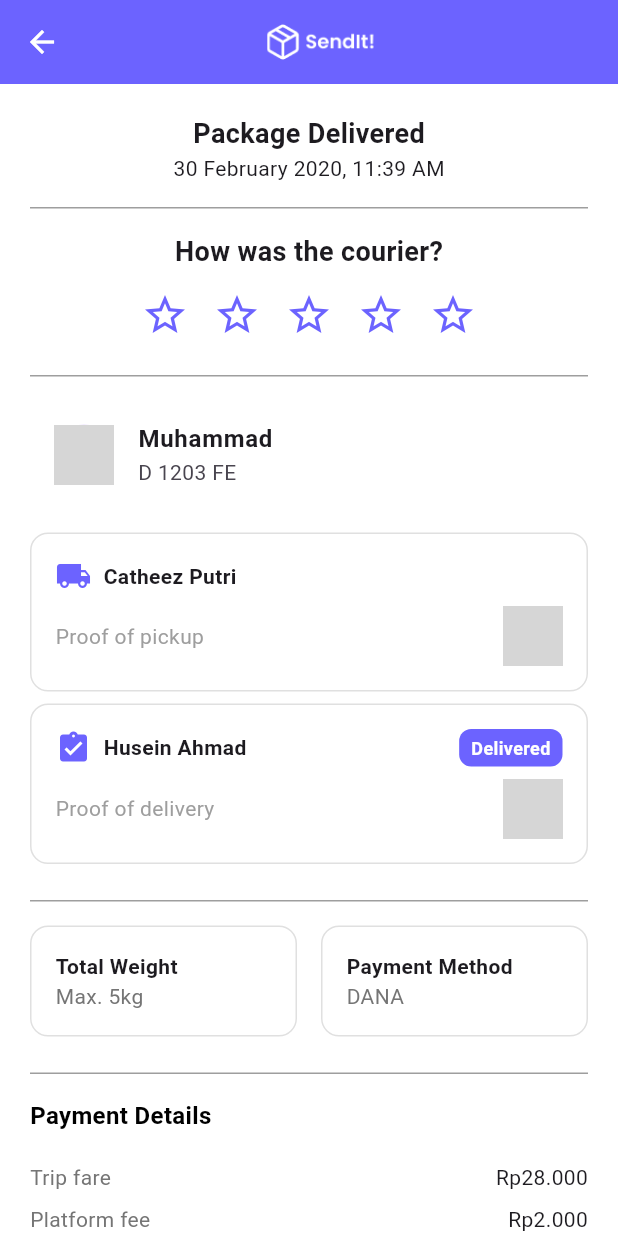
After one commit to Nizar-Rasyiid/sendit_mobile, a Flutter app: the ReviewPage screen opened directly, on a phone screen of 412 x 824 dp. The commit adds this screen. Run offline on Flutter 3.47's test engine with Material 3 defaults, Android fonts, the phone set to English and light mode, and no system bars; our stand-ins replace flutter_local_notifications, flutter_timezone, phosphor_flutter, timezone, wave; grey boxes are pictures that could not be loaded.

```diff
--- a/lib/auth/LoginKurir.dart
+++ b/lib/auth/LoginKurir.dart
@@ -1,8 +1,5 @@
 import 'package:flutter/material.dart';
-
-import 'package:sendit/auth/RegisterKurir.dart';
-
-
+import 'package:sendit/Kurir/Auth/RegisterKurir.dart';
 import 'package:sendit/main.dart';
 import 'package:sendit/auth/forgotpw.dart';
 
@@ -129,7 +126,6 @@ class _LoginKurirState extends State<LoginKurir> {
                 const SizedBox(height: 24),
                 ElevatedButton(
                   onPressed: () {
-
                   },
                   style: ElevatedButton.styleFrom(
                     backgroundColor: const Color.fromARGB(255, 66, 72, 255),
--- /dev/null
+++ b/lib/home/review.dart
@@ -0,0 +1,353 @@
+import 'package:flutter/material.dart';
+
+class ReviewPage extends StatefulWidget {
+  const ReviewPage({Key? key}) : super(key: key);
+
+  @override
+  _ReviewPageState createState() => _ReviewPageState();
+}
+
+class _ReviewPageState extends State<ReviewPage> {
+  int rating = 0;
+
+  @override
+  Widget build(BuildContext context) {
+    return Scaffold(
+      backgroundColor: const Color(0xFF6C63FF),
+      appBar: AppBar(
+        backgroundColor: Colors.transparent,
+        elevation: 0,
+        title: Center(
+          child: Image.asset(
+            'assets/sendit.png',
+            height: 24,
+            color: Colors.white,
+          ),
+        ),
+        leading: IconButton(
+          icon: const Icon(Icons.arrow_back, color: Colors.white),
+          onPressed: () => Navigator.pop(context),
+        ),
+        actions: [
+          const SizedBox(width: 40),
+        ],
+      ),
+      body: Container(
+        width: double.infinity,
+        decoration: const BoxDecoration(
+          color: Colors.white,
+        ),
+        child: SingleChildScrollView(
+          padding: const EdgeInsets.all(20),
+          child: Column(
+            crossAxisAlignment: CrossAxisAlignment.start,
+            children: [
+              // Group A
+              Container(
+                decoration: const BoxDecoration(
+                  border:
+                      Border(bottom: BorderSide(color: Colors.grey, width: 1)),
+                ),
+                padding: const EdgeInsets.only(bottom: 16),
+                child: Column(
+                  children: const [
+                    Center(
+                      child: Text(
+                        'Package Delivered',
+                        style: TextStyle(
+                          fontSize: 18,
+                          fontWeight: FontWeight.bold,
+                        ),
+                      ),
+                    ),
+                    Center(
+                      child: Text(
+                        '30 February 2020, 11:39 AM',
+                        style: TextStyle(fontSize: 14),
+                      ),
+                    ),
+                  ],
+                ),
+              ),
+              const SizedBox(height: 16),
+
+              // Group B
+              Container(
+                decoration: const BoxDecoration(
+                  border:
+                      Border(bottom: BorderSide(color: Colors.grey, width: 1)),
+                ),
+                padding: const EdgeInsets.only(bottom: 16),
+                child: Column(
+                  children: [
+                    const Center(
+                      child: Text(
+                        'How was the courier?',
+                        style: TextStyle(
+                          fontSize: 18,
+                          fontWeight: FontWeight.bold,
+                        ),
+                      ),
+                    ),
+                    const SizedBox(height: 5),
+                    Row(
+                      mainAxisAlignment: MainAxisAlignment.center,
+                      children: List.generate(5, (index) {
+                        return IconButton(
+                          icon: Icon(
+                            index < rating ? Icons.star : Icons.star_border,
+                            color: const Color(0xFF6C63FF),
+                            size: 32,
+                          ),
+                          onPressed: () {
+                            setState(() {
+                              rating = index + 1;
+                            });
+                          },
+                        );
+                      }),
+                    ),
+                  ],
+                ),
+              ),
+              const SizedBox(height: 16),
+
+              // Group C
+              Container(
+                decoration: const BoxDecoration(
+                  border:
+                      Border(bottom: BorderSide(color: Colors.grey, width: 1)),
+                ),
+                padding: const EdgeInsets.only(bottom: 16),
+                child: Column(
+                  children: [
+                    ListTile(
+                      leading: const CircleAvatar(
+                        backgroundImage: AssetImage('assets/courier.png'),
+                      ),
+                      title: const Text(
+                        'Muhammad',
+                        style: TextStyle(fontWeight: FontWeight.bold),
+                      ),
+                      subtitle: const Text('D 1203 FE'),
+                    ),
+                    const SizedBox(height: 16),
+                    _buildDeliveryInfo('Catheez Putri', 'Proof of pickup'),
+                    _buildDeliveryInfo('Husein Ahmad', 'Proof of delivery',
+                        delivered: true),
+                  ],
+                ),
+              ),
+              const SizedBox(height: 16),
+
+              // Group D
+              Container(
+                decoration: const BoxDecoration(
+                  border:
+                      Border(bottom: BorderSide(color: Colors.grey, width: 1)),
+                ),
+                padding: const EdgeInsets.only(bottom: 16),
+                child: Row(
+                  children: [
+                    Expanded(
+                      child: _buildInfoCard('Total Weight', 'Max. 5kg'),
+                    ),
+                    const SizedBox(width: 16),
+                    Expanded(
+                      child: _buildInfoCard('Payment Method', 'DANA'),
+                    ),
+                  ],
+                ),
+              ),
+              const SizedBox(height: 16),
+
+              // Group E
+              Container(
+                decoration: const BoxDecoration(
+                  border:
+                      Border(bottom: BorderSide(color: Colors.grey, width: 1)),
+                ),
+                padding: const EdgeInsets.only(bottom: 16),
+                child: Column(
+                  crossAxisAlignment: CrossAxisAlignment.start,
+                  children: [
+                    const Text(
+                      'Payment Details',
+                      style: TextStyle(
+                        color: Colors.black,
+                        fontWeight: FontWeight.bold,
+                        fontSize: 16,
+                      ),
+                    ),
+                    const SizedBox(height: 16),
+                    _buildPaymentRow('Trip fare', 'Rp28.000'),
+                    _buildPaymentRow('Platform fee', 'Rp2.000'),
+                    _buildPaymentRow('Extra package protection', 'Rp5.000'),
+                    const Divider(),
+                    _buildPaymentRow('Total', 'Rp35.000', isTotal: true),
+                  ],
+                ),
+              ),
+              const SizedBox(height: 16),
+
+              // Group F
+              Container(
+                padding: const EdgeInsets.only(bottom: 16),
+                child: SizedBox(
+                  width: double.infinity,
+                  child: ElevatedButton(
+                    onPressed: () {
+                      ScaffoldMessenger.of(context).showSnackBar(
+                        const SnackBar(
+                          content: Text('Bill berhasil diunduh'),
+                          backgroundColor: Color(0xFF413B9D),
+                        ),
+                      );
+                    },
+                    style: ElevatedButton.styleFrom(
+                      backgroundColor: const Color(0xFF6C63FF),
+                      padding: const EdgeInsets.symmetric(vertical: 16),
+                      shape: RoundedRectangleBorder(
+                        borderRadius: BorderRadius.circular(12),
+                      ),
+                    ),
+                    child: const Text(
+                      'Download bill',
+                      style: TextStyle(
+                          fontSize: 16,
+                          fontWeight: FontWeight.w600,
+                          color: Colors.white),
+                    ),
+                  ),
+                ),
+              ),
+            ],
+          ),
+        ),
+      ),
+    );
+  }
+
+  Widget _buildDeliveryInfo(String name, String proof,
+      {bool delivered = false}) {
+    return Container(
+      margin: const EdgeInsets.only(bottom: 8),
+      padding: const EdgeInsets.all(16),
+      decoration: BoxDecoration(
+        border: Border.all(color: Colors.grey.shade300),
+        borderRadius: BorderRadius.circular(12),
+      ),
+      child: Column(
+        crossAxisAlignment: CrossAxisAlignment.start,
+        children: [
+          Row(
+            children: [
+              Icon(
+                delivered ? Icons.assignment_turned_in : Icons.local_shipping,
+                color: const Color(0xFF6C63FF),
+              ),
+              const SizedBox(width: 8),
+              Text(
+                name,
+                style: const TextStyle(
+                  fontWeight: FontWeight.bold,
+                ),
+              ),
+              const Spacer(),
+              if (delivered)
+                Container(
+                  padding:
+                      const EdgeInsets.symmetric(horizontal: 8, vertical: 4),
+                  decoration: BoxDecoration(
+                    color: const Color(0xFF6C63FF),
+                    borderRadius: BorderRadius.circular(8),
+                  ),
+                  child: const Text(
+                    'Delivered',
+                    style: TextStyle(
+                      color: Colors.white,
+                      fontSize: 12,
+                      fontWeight: FontWeight.bold,
+                    ),
+                  ),
+                ),
+            ],
+          ),
+          const SizedBox(height: 8),
+          Row(
+            mainAxisAlignment: MainAxisAlignment.spaceBetween,
+            children: [
+              Text(
+                proof,
+                style: const TextStyle(color: Colors.grey),
+              ),
+              Container(
+                width: 40,
+                height: 40,
+                decoration: BoxDecoration(
+                  borderRadius: BorderRadius.circular(8),
+                  image: const DecorationImage(
+                    image: AssetImage('assets/proof.png'),
+                    fit: BoxFit.cover,
+                  ),
+                ),
+              ),
+            ],
+          ),
+        ],
+      ),
+    );
+  }
+
+  Widget _buildInfoCard(String title, String value) {
+    return Container(
+      margin: const EdgeInsets.only(bottom: 8),
+      padding: const EdgeInsets.all(16),
+      decoration: BoxDecoration(
+        border: Border.all(color: Colors.grey.shade300),
+        borderRadius: BorderRadius.circular(12),
+      ),
+      child: Column(
+        crossAxisAlignment: CrossAxisAlignment.start,
+        children: [
+          Text(
+            title,
+            style: const TextStyle(
+              fontWeight: FontWeight.bold,
+            ),
+          ),
+          Text(
+            value,
+            style: TextStyle(
+              color: Colors.grey[600],
+            ),
+          ),
+        ],
+      ),
+    );
+  }
+
+  Widget _buildPaymentRow(String title, String amount, {bool isTotal = false}) {
+    return Padding(
+      padding: const EdgeInsets.symmetric(vertical: 4),
+      child: Row(
+        mainAxisAlignment: MainAxisAlignment.spaceBetween,
+        children: [
+          Text(
+            title,
+            style: TextStyle(
+              color: isTotal ? Colors.black : Colors.grey[600],
+              fontWeight: isTotal ? FontWeight.bold : FontWeight.normal,
+            ),
+          ),
+          Text(
+            amount,
+            style: TextStyle(
+              fontWeight: isTotal ? FontWeight.bold : FontWeight.normal,
+            ),
+          ),
+        ],
+      ),
+    );
+  }
+}
--- a/pubspec.yaml
+++ b/pubspec.yaml
@@ -30,16 +30,15 @@ environment:
 dependencies:
   flutter:
     sdk: flutter
-  phosphor_flutter: ^2.1.0
 
   # The following adds the Cupertino Icons font to your application.
   # Use with the CupertinoIcons class for iOS style icons.
   cupertino_icons: ^1.0.8
-
+  wave: ^0.2.2
+  phosphor_flutter: ^2.1.0
   flutter_local_notifications: ^17.2.4
   flutter_timezone: ^3.0.1
   rxdart: ^0.28.0
-
 
 dev_dependencies:
   flutter_test:
```
Also changed, not shown: pubspec.lock.
